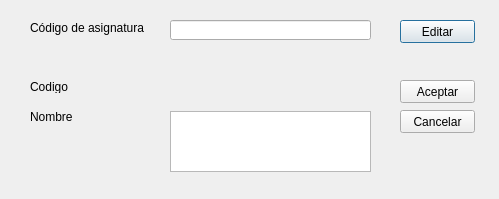
Before: the Qt Designer form src/seleccionestudiante/vista/EditarAsignatura.ui in TMichael-On/Final, drawn with Qt 5.
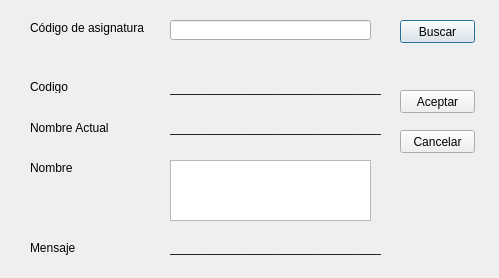
After: the same form once the commit is applied.

Commit message: Edición de GUI v2.0

Patch:
```diff
--- a/src/seleccionestudiante/vista/EditarAsignatura.ui
+++ b/src/seleccionestudiante/vista/EditarAsignatura.ui
@@ -7,7 +7,7 @@
     <x>0</x>
     <y>0</y>
     <width>499</width>
-    <height>199</height>
+    <height>278</height>
    </rect>
   </property>
   <property name="windowTitle">
@@ -18,7 +18,7 @@
     <rect>
      <x>30</x>
      <y>20</y>
-     <width>121</width>
+     <width>131</width>
      <height>16</height>
     </rect>
    </property>
@@ -36,7 +36,7 @@
     </rect>
    </property>
    <property name="text">
-    <string>Editar</string>
+    <string>Buscar</string>
    </property>
   </widget>
   <widget class="QLabel" name="lblCodigo">
@@ -57,21 +57,21 @@
     <rect>
      <x>170</x>
      <y>80</y>
-     <width>47</width>
-     <height>13</height>
+     <width>211</width>
+     <height>16</height>
     </rect>
    </property>
    <property name="text">
-    <string>____</string>
+    <string>_________________________________</string>
    </property>
   </widget>
   <widget class="QLabel" name="lblCodigo_3">
    <property name="geometry">
     <rect>
      <x>30</x>
-     <y>110</y>
-     <width>47</width>
-     <height>13</height>
+     <y>160</y>
+     <width>131</width>
+     <height>16</height>
     </rect>
    </property>
    <property name="text">
@@ -82,7 +82,7 @@
    <property name="geometry">
     <rect>
      <x>400</x>
-     <y>80</y>
+     <y>90</y>
      <width>75</width>
      <height>23</height>
     </rect>
@@ -95,7 +95,7 @@
    <property name="geometry">
     <rect>
      <x>400</x>
-     <y>110</y>
+     <y>130</y>
      <width>75</width>
      <height>23</height>
     </rect>
@@ -118,12 +118,64 @@
    <property name="geometry">
     <rect>
      <x>170</x>
-     <y>111</y>
+     <y>160</y>
      <width>201</width>
      <height>61</height>
     </rect>
    </property>
   </widget>
+  <widget class="QLabel" name="lblNombreA">
+   <property name="geometry">
+    <rect>
+     <x>30</x>
+     <y>120</y>
+     <width>131</width>
+     <height>16</height>
+    </rect>
+   </property>
+   <property name="text">
+    <string>Nombre Actual</string>
+   </property>
+  </widget>
+  <widget class="QLabel" name="lblNom">
+   <property name="geometry">
+    <rect>
+     <x>170</x>
+     <y>120</y>
+     <width>211</width>
+     <height>16</height>
+    </rect>
+   </property>
+   <property name="text">
+    <string>_________________________________</string>
+   </property>
+  </widget>
+  <widget class="QLabel" name="lblNombreE_2">
+   <property name="geometry">
+    <rect>
+     <x>30</x>
+     <y>240</y>
+     <width>131</width>
+     <height>16</height>
+    </rect>
+   </property>
+   <property name="text">
+    <string>Mensaje</string>
+   </property>
+  </widget>
+  <widget class="QLabel" name="lblMens">
+   <property name="geometry">
+    <rect>
+     <x>170</x>
+     <y>240</y>
+     <width>211</width>
+     <height>16</height>
+    </rect>
+   </property>
+   <property name="text">
+    <string>_________________________________</string>
+   </property>
+  </widget>
  </widget>
  <resources/>
  <connections/>
```
Left out of the diff: 6 changed lines with no effect on the pictures.
